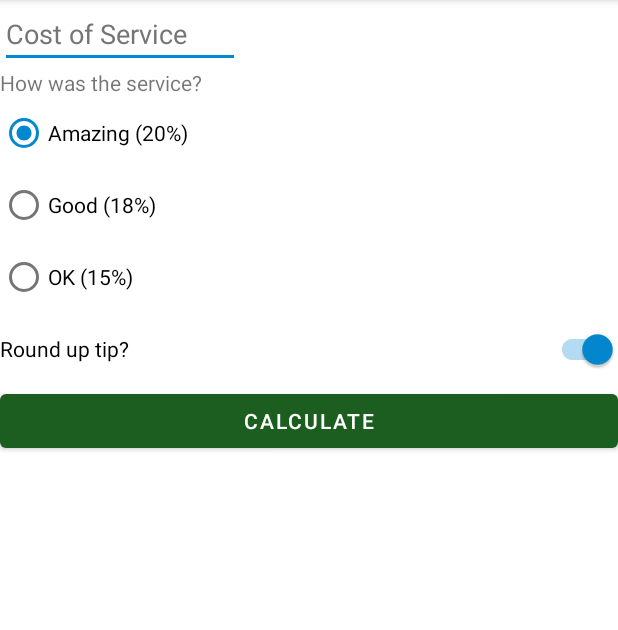
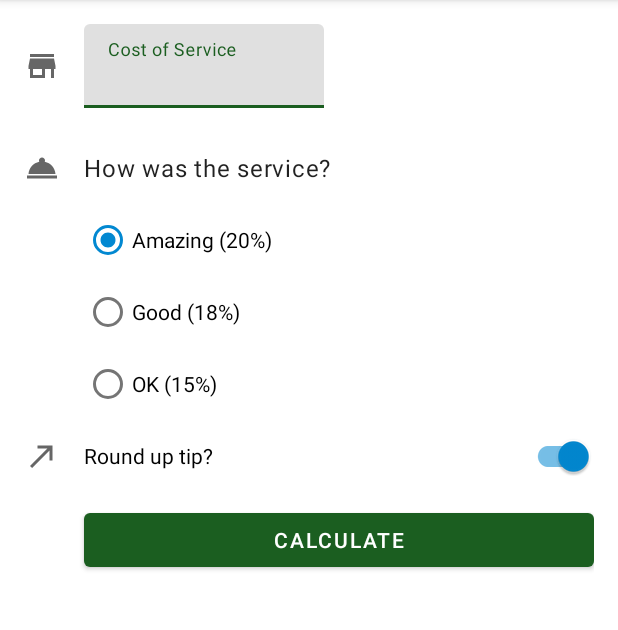
Before and after one commit to johansson-l/Tip_Time, an Android app: the screen it shows after launch (MainActivity), on a phone screen of 412 x 824 dp, the part 84-714 px from its top. Run offline under Robolectric (Android 15) with nearby library versions, the phone set to English and light mode, and no system bars.

Commit message:
Use Material Design Components where possible to adhere to Material Design guidelines and allow for more customization. Add icons to give users visual cues about how parts of the app will function. Use ConstraintLayout to position elements in the layout. Test app for edges cases (e.g. rotating your app in landscape mode) and make improvements where applicable.

```diff
--- a/app/build.gradle
+++ b/app/build.gradle
@@ -12,6 +12,7 @@ android {
         targetSdk 32
         versionCode 1
         versionName "1.0"
+        vectorDrawables.useSupportLibrary = true
 
         testInstrumentationRunner "androidx.test.runner.AndroidJUnitRunner"
     }
--- a/app/src/main/java/com/c0njur3r/tiptime/MainActivity.kt
+++ b/app/src/main/java/com/c0njur3r/tiptime/MainActivity.kt
@@ -43,7 +43,7 @@ class MainActivity : AppCompatActivity() {
 
     private fun calculateTip() {
         // Saves the input as an String variable
-        val stringInTextView = binding.costOfService.text.toString()
+        val stringInTextView = binding.costOfService.toString()
         // Then convert the input to a Double
         val cost = stringInTextView.toDoubleOrNull()
         if (cost == null) {
--- /dev/null
+++ b/app/src/main/res/drawable/ic_round_up.xml
@@ -0,0 +1,10 @@
+<vector xmlns:android="http://schemas.android.com/apk/res/android"
+    android:width="24dp"
+    android:height="24dp"
+    android:viewportWidth="24"
+    android:viewportHeight="24"
+    android:tint="?attr/colorControlNormal">
+  <path
+      android:fillColor="@android:color/white"
+      android:pathData="M9,5v2h6.59L4,18.59 5.41,20 17,8.41V15h2V5z"/>
+</vector>
--- /dev/null
+++ b/app/src/main/res/drawable/ic_service.xml
@@ -0,0 +1,10 @@
+<vector xmlns:android="http://schemas.android.com/apk/res/android"
+    android:width="24dp"
+    android:height="24dp"
+    android:viewportWidth="24"
+    android:viewportHeight="24"
+    android:tint="?attr/colorControlNormal">
+  <path
+      android:fillColor="@android:color/white"
+      android:pathData="M2,17h20v2L2,19zM13.84,7.79c0.1,-0.24 0.16,-0.51 0.16,-0.79 0,-1.1 -0.9,-2 -2,-2s-2,0.9 -2,2c0,0.28 0.06,0.55 0.16,0.79C6.25,8.6 3.27,11.93 3,16h18c-0.27,-4.07 -3.25,-7.4 -7.16,-8.21z"/>
+</vector>
--- /dev/null
+++ b/app/src/main/res/drawable/ic_store.xml
@@ -0,0 +1,10 @@
+<vector xmlns:android="http://schemas.android.com/apk/res/android"
+    android:width="24dp"
+    android:height="24dp"
+    android:viewportWidth="24"
+    android:viewportHeight="24"
+    android:tint="?attr/colorControlNormal">
+  <path
+      android:fillColor="@android:color/white"
+      android:pathData="M20,4L4,4v2h16L20,4zM21,14v-2l-1,-5L4,7l-1,5v2h1v6h10v-6h4v6h2v-6h1zM12,18L6,18v-4h6v4z"/>
+</vector>
--- a/app/src/main/res/layout/activity_main.xml
+++ b/app/src/main/res/layout/activity_main.xml
@@ -1,28 +1,78 @@
 <?xml version="1.0" encoding="utf-8"?>
-<androidx.constraintlayout.widget.ConstraintLayout xmlns:android="http://schemas.android.com/apk/res/android"
+<!--
+  ~ Copyright (C) 2020 The Android Open Source Project
+  ~
+  ~ Licensed under the Apache License, Version 2.0 (the "License");
+  ~ you may not use this file except in compliance with the License.
+  ~ You may obtain a copy of the License at
+  ~
+  ~ http://www.apache.org/licenses/LICENSE-2.0
+  ~
+  ~ Unless required by applicable law or agreed to in writing, software
+  ~ distributed under the License is distributed on an "AS IS" BASIS,
+  ~ WITHOUT WARRANTIES OR CONDITIONS OF ANY KIND, either express or implied.
+  ~ See the License for the specific language governing permissions and
+  ~ limitations under the License.
+  -->
+
+<!-- Layout for the tip calculator -->
+<ScrollView xmlns:android="http://schemas.android.com/apk/res/android"
     xmlns:app="http://schemas.android.com/apk/res-auto"
     xmlns:tools="http://schemas.android.com/tools"
     android:layout_width="match_parent"
     android:layout_height="match_parent"
     tools:context=".MainActivity">
 
-    <EditText
+    <androidx.constraintlayout.widget.ConstraintLayout
+        android:layout_width="match_parent"
+        android:layout_height="wrap_content"
+        android:padding="16dp">
+
+        <ImageView
+            android:id="@+id/icon_cost_of_service"
+            android:layout_width="wrap_content"
+            android:layout_height="wrap_content"
+            android:importantForAccessibility="no"
+            app:layout_constraintBottom_toBottomOf="@id/cost_of_service"
+            app:layout_constraintStart_toStartOf="parent"
+            app:layout_constraintTop_toTopOf="@id/cost_of_service"
+            app:srcCompat="@drawable/ic_store" />
+
+        <com.google.android.material.textfield.TextInputLayout
             android:id="@+id/cost_of_service"
             android:layout_width="160dp"
             android:layout_height="wrap_content"
+            android:layout_marginStart="16dp"
             android:hint="@string/cost_of_service"
-        android:importantForAutofill="no"
-        android:inputType="numberDecimal"
-        android:textColorHint="#757575"
+            app:layout_constraintStart_toEndOf="@id/icon_cost_of_service"
+            app:layout_constraintTop_toTopOf="parent">
+
+            <com.google.android.material.textfield.TextInputEditText
+                android:id="@+id/cost_of_service_edit_text"
+                android:layout_width="match_parent"
+                android:layout_height="wrap_content"
+                android:inputType="numberDecimal" />
+
+        </com.google.android.material.textfield.TextInputLayout>
+
+        <ImageView
+            android:id="@+id/icon_service_question"
+            android:layout_width="wrap_content"
+            android:layout_height="wrap_content"
+            android:importantForAccessibility="no"
+            app:layout_constraintBottom_toBottomOf="@id/service_question"
             app:layout_constraintStart_toStartOf="parent"
-        app:layout_constraintTop_toTopOf="parent" />
+            app:layout_constraintTop_toTopOf="@id/service_question"
+            app:srcCompat="@drawable/ic_service" />
 
         <TextView
             android:id="@+id/service_question"
+            style="@style/Widget.TipTime.TextView"
             android:layout_width="wrap_content"
             android:layout_height="wrap_content"
+            android:layout_marginTop="16dp"
             android:text="@string/how_was_the_service"
-        app:layout_constraintStart_toStartOf="parent"
+            app:layout_constraintStart_toStartOf="@id/cost_of_service"
             app:layout_constraintTop_toBottomOf="@id/cost_of_service" />
 
         <RadioGroup
@@ -31,9 +81,8 @@
             android:layout_height="wrap_content"
             android:checkedButton="@id/option_twenty_percent"
             android:orientation="vertical"
-        app:layout_constraintStart_toStartOf="parent"
+            app:layout_constraintStart_toStartOf="@id/service_question"
             app:layout_constraintTop_toBottomOf="@id/service_question">
-
 
             <RadioButton
                 android:id="@+id/option_twenty_percent"
@@ -53,36 +102,46 @@
                 android:layout_height="wrap_content"
                 android:text="@string/okay_service" />
 
-
         </RadioGroup>
 
-    <androidx.appcompat.widget.SwitchCompat
+        <ImageView
+            android:id="@+id/icon_round_up"
+            android:layout_width="wrap_content"
+            android:layout_height="wrap_content"
+            android:importantForAccessibility="no"
+            app:layout_constraintBottom_toBottomOf="@id/round_up_switch"
+            app:layout_constraintStart_toStartOf="parent"
+            app:layout_constraintTop_toTopOf="@id/round_up_switch"
+            app:srcCompat="@drawable/ic_round_up" />
+
+        <com.google.android.material.switchmaterial.SwitchMaterial
             android:id="@+id/round_up_switch"
             android:layout_width="0dp"
             android:layout_height="wrap_content"
             android:checked="true"
-        android:minHeight="48dp"
             android:text="@string/round_up_tip"
             app:layout_constraintEnd_toEndOf="parent"
-        app:layout_constraintStart_toStartOf="parent"
+            app:layout_constraintStart_toStartOf="@id/tip_options"
             app:layout_constraintTop_toBottomOf="@id/tip_options" />
 
         <Button
             android:id="@+id/calculate_button"
             android:layout_width="0dp"
             android:layout_height="wrap_content"
+            android:layout_marginTop="8dp"
             android:text="@string/calculate"
             app:layout_constraintEnd_toEndOf="parent"
-        app:layout_constraintStart_toStartOf="parent"
+            app:layout_constraintStart_toStartOf="@id/round_up_switch"
             app:layout_constraintTop_toBottomOf="@id/round_up_switch" />
 
         <TextView
             android:id="@+id/tip_result"
+            style="@style/Widget.TipTime.TextView"
             android:layout_width="wrap_content"
             android:layout_height="wrap_content"
-        tools:text="Tip Amount: $10"
+            android:layout_marginTop="8dp"
             app:layout_constraintEnd_toEndOf="parent"
-        app:layout_constraintTop_toBottomOf="@id/calculate_button" />
-
-
+            app:layout_constraintTop_toBottomOf="@id/calculate_button"
+            tools:text="Tip Amount: $10" />
     </androidx.constraintlayout.widget.ConstraintLayout>
+</ScrollView>
--- /dev/null
+++ b/app/src/main/res/values/styles.xml
@@ -0,0 +1,22 @@
+<?xml version="1.0" encoding="utf-8"?>
+<resources>
+    <!-- TextView style -->
+    <style name="Widget.TipTime.TextView" parent="Widget.MaterialComponents.TextView">
+        <item name="android:minHeight">48dp</item>
+        <item name="android:gravity">center_vertical</item>
+        <item name="android:textAppearance">?attr/textAppearanceBody1</item>
+    </style>
+
+    <!-- Radio Button style -->
+    <style name="Widget.TipTime.CompoundButton.RadioButton" parent="Widget.MaterialComponents.CompoundButton.RadioButton">
+        <item name="android:paddingStart">8dp</item>
+        <item name="android:textAppearance">?attr/textAppearanceBody1</item>
+    </style>
+
+    <!-- Switch style -->
+    <style name="Widget.TipTime.CompoundButton.Switch" parent="Widget.MaterialComponents.CompoundButton.Switch">
+        <item name="android:minHeight">48dp</item>
+        <item name="android:gravity">center_vertical</item>
+        <item name="android:textAppearance">?attr/textAppearanceBody1</item>
+    </style>
+</resources>
```
Lines whose indentation alone changed are shown as unchanged.
